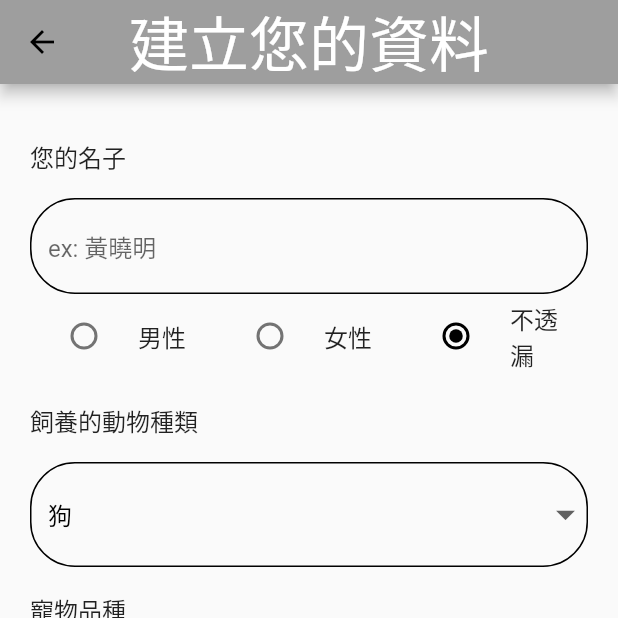
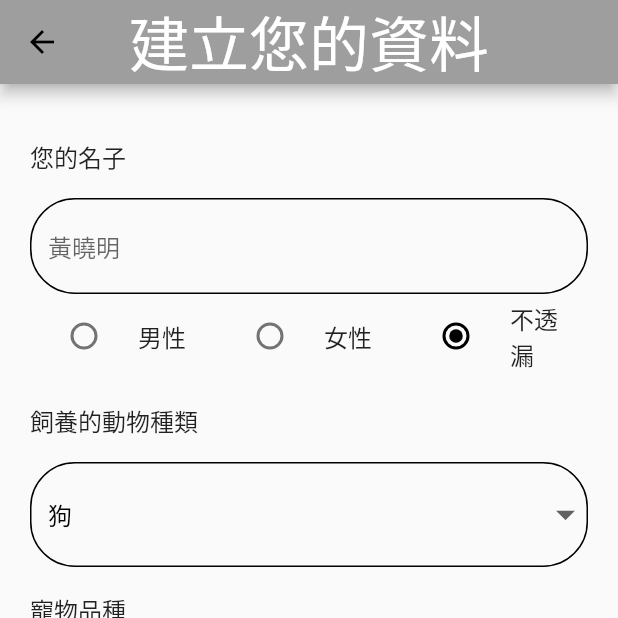
Before and after one commit to yu-hsiennn/Pet-App, a Flutter app: the EditProfilePage screen opened directly, on a phone screen of 412 x 824 dp, the top half of it. Run offline on Flutter 3.47's test engine with Material 2 defaults, Android fonts, the phone set to English and light mode, and no system bars; our stand-ins replace speech_to_text; missing offline and left inert: album_image; Roboto replaces fonts that are missing (Netflix).

Commit message:
delete ex

```diff
--- a/lib/EditProfilePage.dart
+++ b/lib/EditProfilePage.dart
@@ -183,7 +183,7 @@ class _EditProfilePageState extends State<EditProfilePage> {
                 padding: EdgeInsets.all(20),
                 children: [
                   buildTitle('您的名子'),
-                  buildIntroTextField("ex: 黃曉明"),
+                  buildIntroTextField("黃曉明"),
                   buildSexRadioButton(),
                   buildTitle('飼養的動物種類'),
                   buildPetType(),
```
